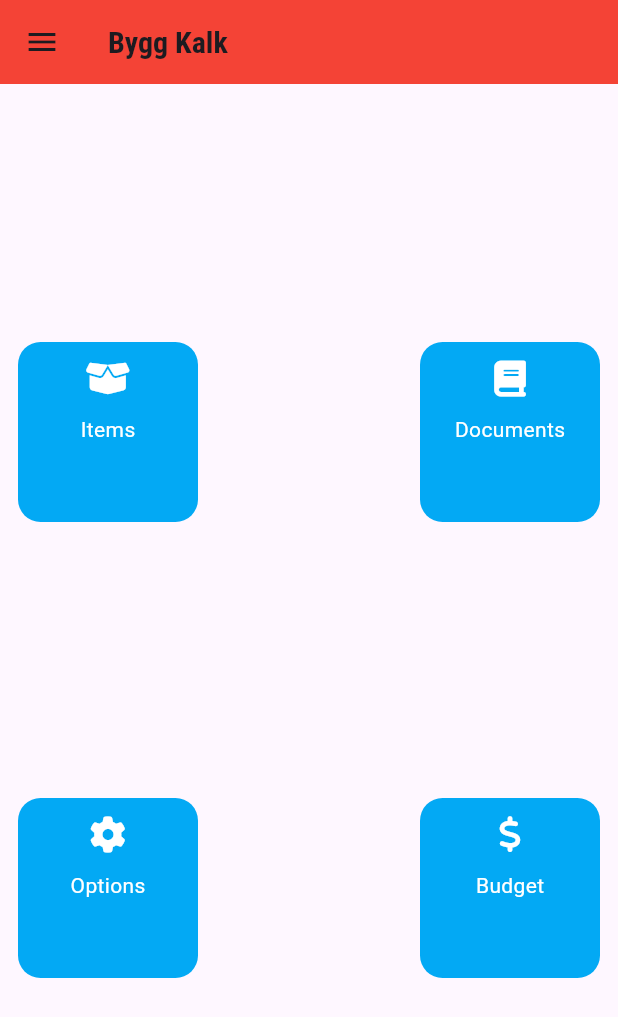
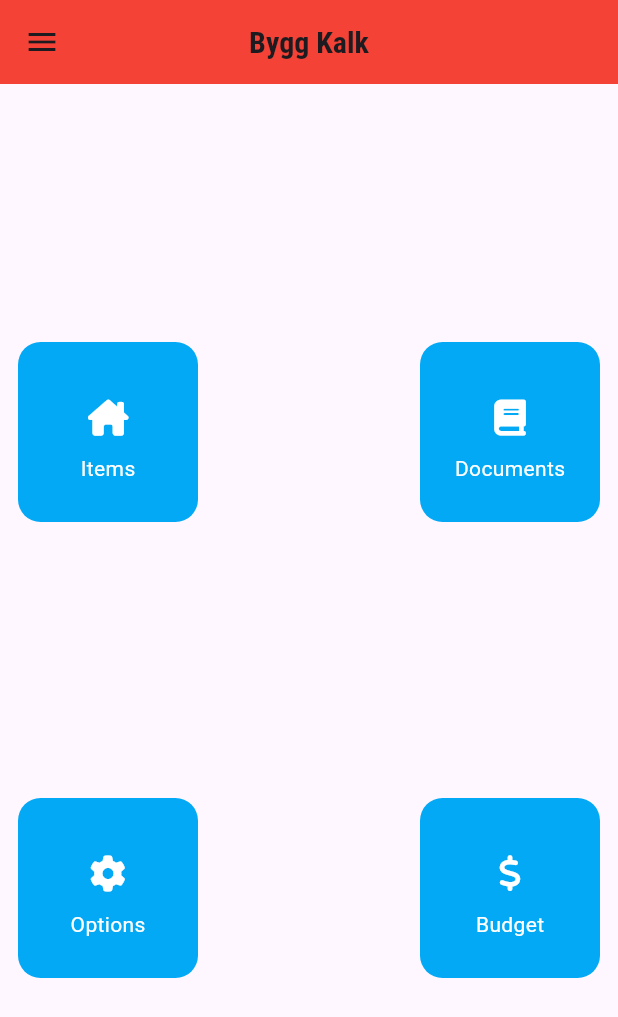
Before and after one commit to BenasVasiliauskas/Bygg_kalk, a Flutter app: the screen it shows after launch, on a phone screen of 412 x 824 dp. Shown: the top 1017 px of the screen. Run offline on Flutter 3.47's test engine with Material 3 defaults, Android fonts, the phone set to English and light mode, and no system bars; our stand-ins replace font_awesome_flutter; missing offline and left inert: syncfusion_flutter_xlsio.

Commit message:
change alignment to home page

```diff
--- a/lib/pages/item_screen/home_page.dart
+++ b/lib/pages/item_screen/home_page.dart
@@ -1,8 +1,6 @@
 import 'package:cost_calculator/constants/language.dart';
 import 'package:cost_calculator/widgets/custom_drawer.dart';
-import 'package:flutter/cupertino.dart';
 import 'package:flutter/material.dart';
-import 'package:flutter/widgets.dart';
 import 'package:font_awesome_flutter/font_awesome_flutter.dart';
 
 class homePage extends StatefulWidget {
@@ -25,6 +23,7 @@ class _homePageState extends State<homePage> {
           },
         ),
         appBar: AppBar(
+          centerTitle: true,
           title: const Text('Bygg Kalk'),
         ),
         body: Column(
@@ -42,11 +41,12 @@ class _homePageState extends State<homePage> {
                       height: 120.0,
                       width: 120.0,
                       child: Column(
+                        mainAxisAlignment: MainAxisAlignment.center,
                         children: [
                           IconButton(
                               color: Colors.white,
                               onPressed: () {},
-                              icon: FaIcon(FontAwesomeIcons.boxOpen)),
+                              icon: FaIcon(FontAwesomeIcons.houseChimney)),
                           Text(
                             "Items",
                             style: TextStyle(color: Colors.white),
@@ -62,6 +62,7 @@ class _homePageState extends State<homePage> {
                       height: 120.0,
                       width: 120.0,
                       child: Column(
+                        mainAxisAlignment: MainAxisAlignment.center,
                         children: [
                           IconButton(
                               color: Colors.white,
@@ -90,6 +91,7 @@ class _homePageState extends State<homePage> {
                       height: 120.0,
                       width: 120.0,
                       child: Column(
+                        mainAxisAlignment: MainAxisAlignment.center,
                         children: [
                           IconButton(
                               color: Colors.white,
@@ -110,6 +112,7 @@ class _homePageState extends State<homePage> {
                       height: 120.0,
                       width: 120.0,
                       child: Column(
+                        mainAxisAlignment: MainAxisAlignment.center,
                         children: [
                           IconButton(
                               color: Colors.white,
```
